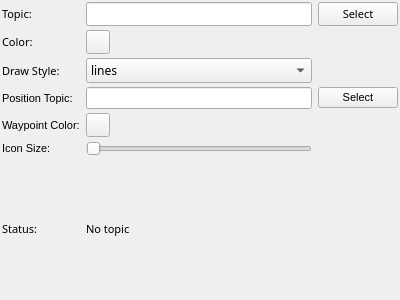
Old version of the form mapviz_plugins/ui/route_config.ui in the repository ros2-gbp/mapviz-release.
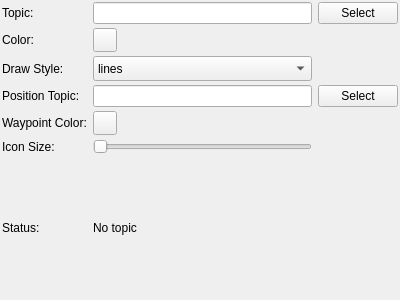
New version of the form. Custom widgets are drawn as their Qt base class.

What changed in the file:
```diff
--- a/mapviz_plugins/ui/route_config.ui
+++ b/mapviz_plugins/ui/route_config.ui
@@ -53,12 +53,6 @@
        <height>25</height>
       </size>
      </property>
-     <property name="font">
-      <font>
-       <family>Sans Serif</family>
-       <pointsize>9</pointsize>
-      </font>
-     </property>
      <property name="maxVisibleItems">
       <number>2</number>
      </property>
@@ -79,12 +73,6 @@
    </item>
    <item row="10" column="2" colspan="2">
     <widget class="QLabel" name="status">
-     <property name="font">
-      <font>
-       <family>Sans Serif</family>
-       <pointsize>8</pointsize>
-      </font>
-     </property>
      <property name="styleSheet">
       <string notr="true"/>
      </property>
@@ -98,12 +86,6 @@
    </item>
    <item row="3" column="0">
     <widget class="QLabel" name="label_3">
-     <property name="font">
-      <font>
-       <family>Sans Serif</family>
-       <pointsize>8</pointsize>
-      </font>
-     </property>
      <property name="text">
       <string>Color:</string>
      </property>
@@ -111,12 +93,6 @@
    </item>
    <item row="2" column="0">
     <widget class="QLabel" name="label">
-     <property name="font">
-      <font>
-       <family>Sans Serif</family>
-       <pointsize>8</pointsize>
-      </font>
-     </property>
      <property name="text">
       <string>Topic:</string>
      </property>
@@ -130,12 +106,6 @@
        <verstretch>0</verstretch>
       </sizepolicy>
      </property>
-     <property name="font">
-      <font>
-       <family>Sans Serif</family>
-       <pointsize>8</pointsize>
-      </font>
-     </property>
      <property name="cursor">
       <cursorShape>CrossCursor</cursorShape>
      </property>
@@ -149,12 +119,6 @@
    </item>
    <item row="6" column="0">
     <widget class="QLabel" name="label_7">
-     <property name="font">
-      <font>
-       <family>Sans Serif</family>
-       <pointsize>8</pointsize>
-      </font>
-     </property>
      <property name="text">
       <string>Draw Style:</string>
      </property>
@@ -184,21 +148,10 @@
    </item>
    <item row="2" column="2">
     <widget class="QLineEdit" name="topic">
-     <property name="font">
-      <font>
-       <family>Sans Serif</family>
-       <pointsize>8</pointsize>
-      </font>
-     </property>
     </widget>
    </item>
    <item row="7" column="0">
     <widget class="QLabel" name="label_4">
-     <property name="font">
-      <font>
-       <pointsize>8</pointsize>
-      </font>
-     </property>
      <property name="text">
       <string>Position Topic:</string>
      </property>
@@ -215,11 +168,6 @@
      <property name="enabled">
       <bool>true</bool>
      </property>
-     <property name="font">
-      <font>
-       <pointsize>8</pointsize>
-      </font>
-     </property>
      <property name="text">
       <string>Select</string>
      </property>
@@ -227,11 +175,6 @@
    </item>
    <item row="8" column="0">
     <widget class="QLabel" name="label_5">
-     <property name="font">
-      <font>
-       <pointsize>8</pointsize>
-      </font>
-     </property>
      <property name="text">
       <string>Waypoint Color:</string>
      </property>
@@ -239,12 +182,6 @@
    </item>
    <item row="10" column="0">
     <widget class="QLabel" name="label_2">
-     <property name="font">
-      <font>
-       <family>Sans Serif</family>
-       <pointsize>8</pointsize>
-      </font>
-     </property>
      <property name="text">
       <string>Status:</string>
      </property>
@@ -265,11 +202,6 @@
    </item>
    <item row="9" column="0">
     <widget class="QLabel" name="label_6">
-     <property name="font">
-      <font>
-       <pointsize>8</pointsize>
-      </font>
-     </property>
      <property name="text">
       <string>Icon Size:</string>
      </property>
```
